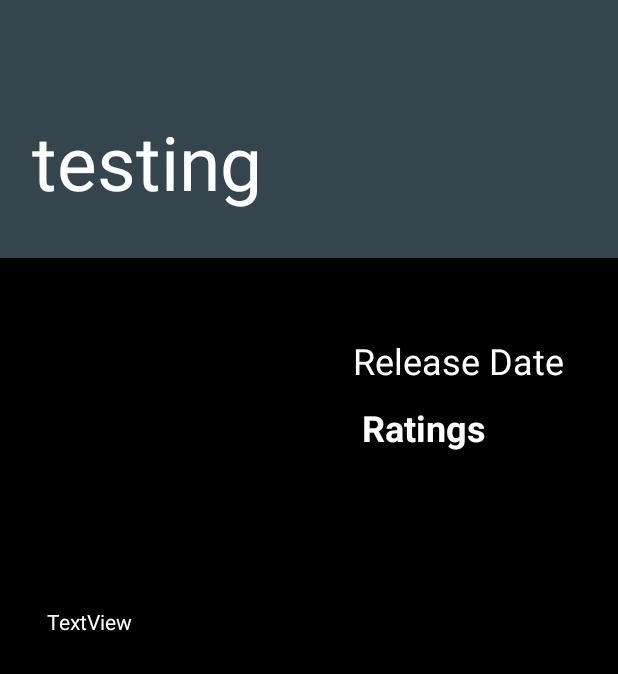
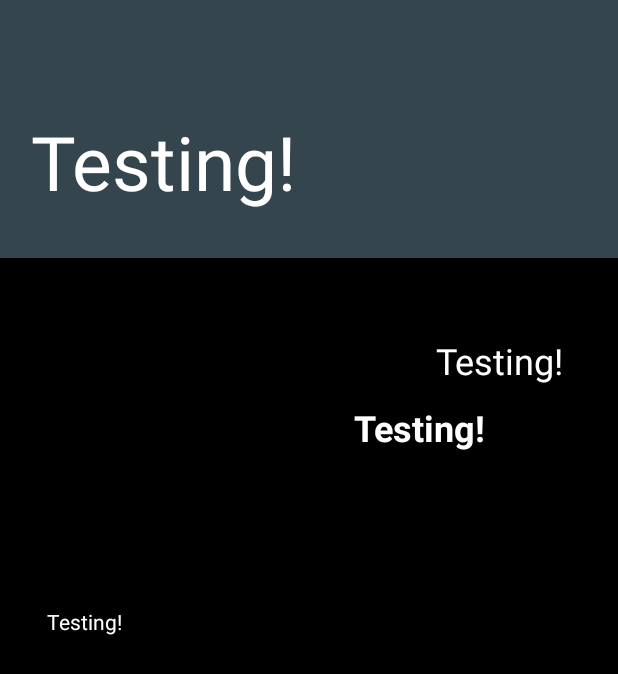
Before and after one commit to diazagasatya/PopularMovieBeta, an Android app: the layout activity_detail.xml on its own in the app's theme, with its tools: preview values and no code run, on a phone screen of 412 x 824 dp. Shown: the top 674 px of the screen. Run offline under Robolectric (Android 15) with nearby library versions, the phone set to English and light mode, and no system bars.

```diff
--- a/app/src/main/res/layout/activity_detail.xml
+++ b/app/src/main/res/layout/activity_detail.xml
@@ -14,7 +14,7 @@
         android:layout_marginEnd="88dp"
         android:layout_marginStart="8dp"
         android:layout_marginTop="12dp"
-        android:text="Ratings"
+        android:text="@string/layout_testing"
         android:textAlignment="textStart"
         android:textColor="#FFFFFF"
         android:textSize="24sp"
@@ -42,7 +42,7 @@
         android:layout_marginBottom="8dp"
         android:layout_marginEnd="32dp"
         android:layout_marginStart="8dp"
-        android:text="testing"
+        android:text="@string/layout_testing"
         android:textAlignment="center"
         android:textSize="50sp"
         android:textColor="#FFFFFF"
@@ -59,7 +59,7 @@
         android:layout_height="wrap_content"
         android:layout_marginEnd="36dp"
         android:layout_marginTop="52dp"
-        android:text="Release Date"
+        android:text="@string/layout_testing"
         android:textAlignment="textStart"
         android:textColor="#FFFFFF"
         android:textSize="24sp"
@@ -75,7 +75,7 @@
         android:layout_marginStart="8dp"
         android:textColor="#FFFFFF"
         android:layout_marginTop="8dp"
-        android:text="TextView"
+        android:text="@string/layout_testing"
         app:layout_constraintBottom_toBottomOf="parent"
         app:layout_constraintEnd_toEndOf="parent"
         app:layout_constraintStart_toStartOf="parent"
@@ -88,7 +88,7 @@
         android:layout_height="188dp"
         android:layout_marginStart="16dp"
         android:layout_marginTop="16dp"
-        android:contentDescription="TODO"
+        android:contentDescription="@string/layout_testing"
         android:textColor="#FFFFFF"
         app:layout_constraintStart_toStartOf="parent"
         app:layout_constraintTop_toBottomOf="@+id/title_background" />
--- a/app/src/main/res/values/strings.xml
+++ b/app/src/main/res/values/strings.xml
@@ -24,5 +24,7 @@
     </string-array>
     <string name="sort_by_summary">Show Movies Based On Sorting Preference</string>
 
+    <string name="layout_testing">Testing!</string>
+
 
 </resources>
```
